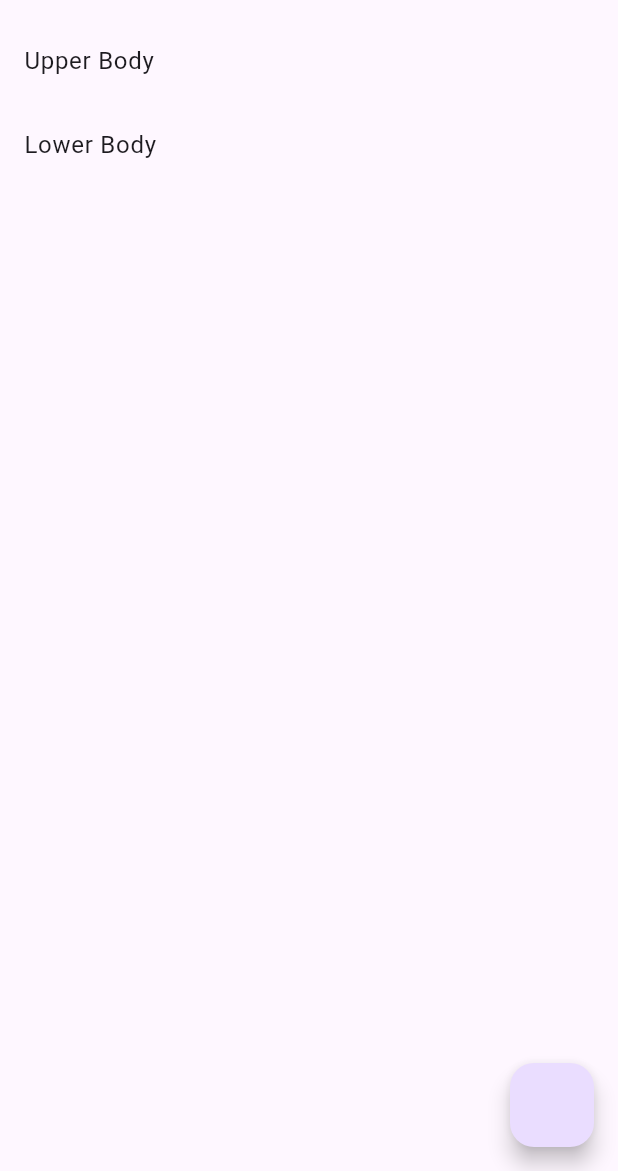
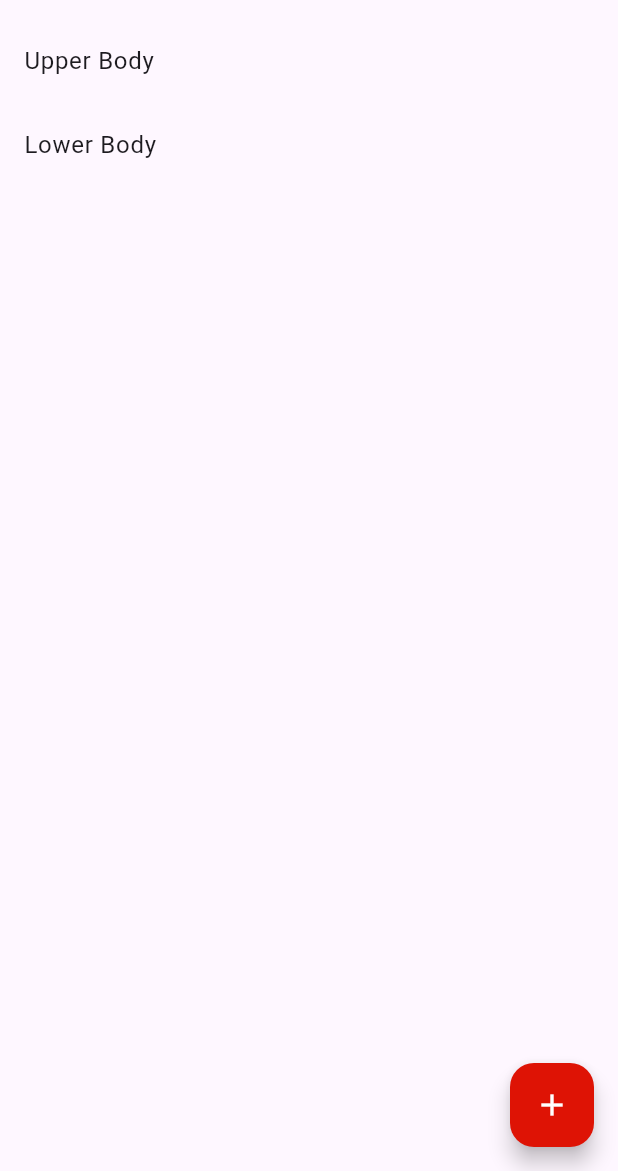
Before and after one commit to Rizz-33/FOSSA, a Flutter app: the screen it shows after launch, on a phone screen of 412 x 824 dp, the part 65-1236 px from its top. Run offline on Flutter 3.47's test engine with Material 3 defaults, Android fonts, the phone set to English and light mode, and no system bars; our stand-ins replace google_fonts.

Commit message:
style: floating button

```diff
--- a/lib/pages/home.dart
+++ b/lib/pages/home.dart
@@ -32,7 +32,9 @@ class _HomePageState extends State<HomePage> {
           ),
         ),
         floatingActionButton: FloatingActionButton(
+          backgroundColor: Color.fromARGB(255, 222, 19, 5),
           onPressed: createNewWorkout,
+          child: Icon(Icons.add, color: Colors.white,),
         ),
         body: ListView.builder(
           itemCount: value.getWorkoutList().length,
```
